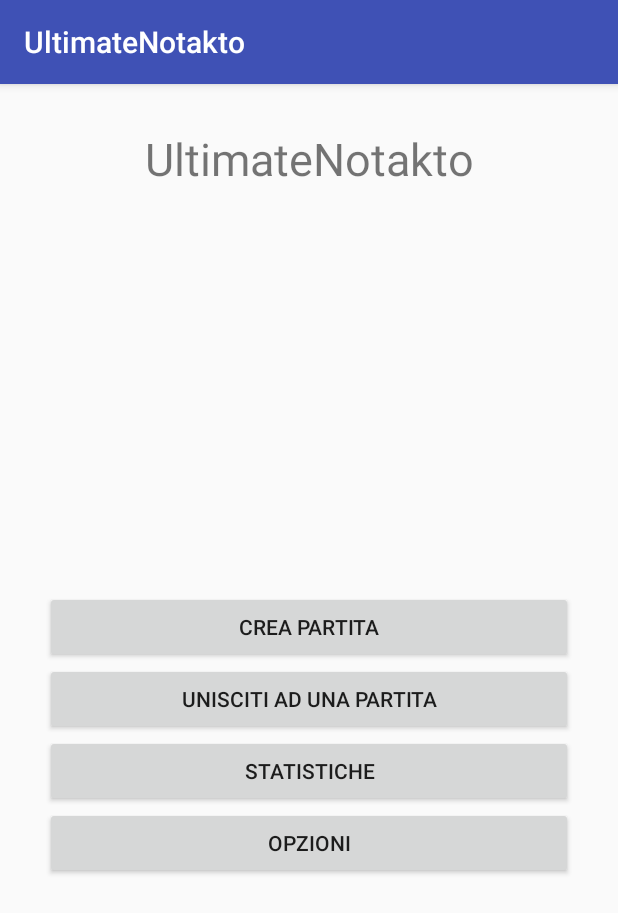
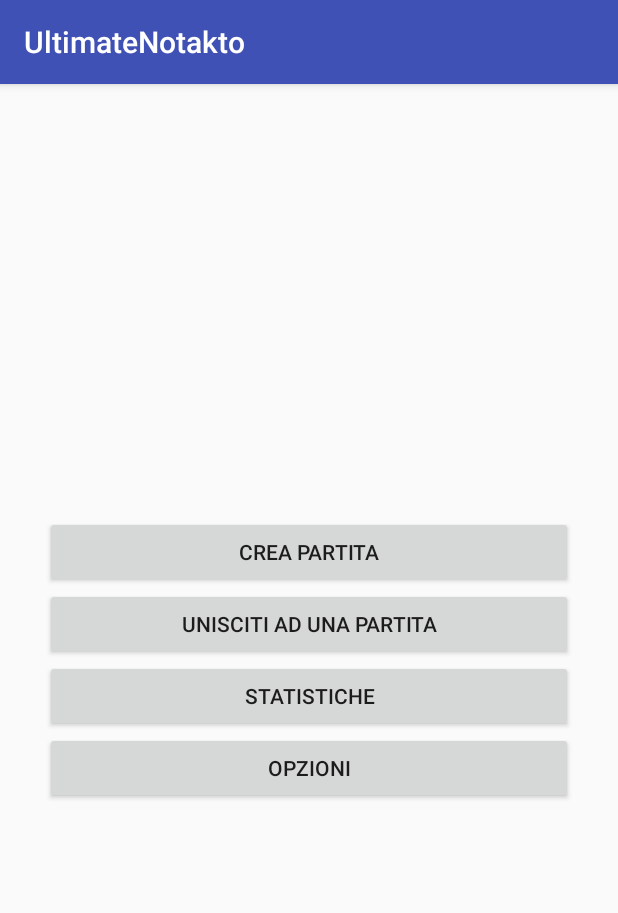
Before and after one commit to beawar/UltimateNotakto, an Android app: the screen it shows after launch (MainActivity), on a phone screen of 412 x 824 dp. Shown: the top 913 px of the screen. Run offline under Robolectric (Android 15) with nearby library versions, the light colour scheme and no system bars.

Commit message:
- implementato il layout templetizzato

```diff
--- a/Android/app/src/main/java/com/example/misterweeman/ultimatenotakto/MainActivity.java
+++ b/Android/app/src/main/java/com/example/misterweeman/ultimatenotakto/MainActivity.java
@@ -1,10 +1,13 @@
 package com.example.misterweeman.ultimatenotakto;
 
+import android.content.Context;
 import android.content.Intent;
 import android.os.Bundle;
 import android.support.v7.app.AppCompatActivity;
 import android.util.Log;
+import android.view.LayoutInflater;
 import android.view.View;
+import android.widget.LinearLayout;
 
 
 public class MainActivity extends AppCompatActivity{
@@ -14,7 +17,11 @@ public class MainActivity extends AppCompatActivity{
     @Override
     protected void onCreate(Bundle savedInstanceState){
         super.onCreate(savedInstanceState);
-        setContentView(R.layout.activity_main);
+        setContentView(R.layout.base_activity);
+
+        LinearLayout layout = (LinearLayout) findViewById(R.id.layout_container);
+        LayoutInflater layoutInflater = (LayoutInflater) this.getSystemService(Context.LAYOUT_INFLATER_SERVICE);
+        layout.addView(layoutInflater.inflate(R.layout.activity_main, layout, false));
 
     }
 
--- a/Android/app/src/main/res/layout/activity_main.xml
+++ b/Android/app/src/main/res/layout/activity_main.xml
@@ -4,15 +4,6 @@
     android:layout_width="match_parent"
     android:layout_height="match_parent"
     android:orientation="vertical">
-
-    <TextView
-        android:id="@+id/mainActivity_title"
-        android:layout_width="match_parent"
-        android:layout_height="100dp"
-        android:text="@string/app_name"
-        android:textAlignment="center"
-        android:gravity="center"
-        android:textSize="30sp" />
 
     <LinearLayout
         android:gravity="center"
--- /dev/null
+++ b/Android/app/src/main/res/layout/base_activity.xml
@@ -0,0 +1,14 @@
+<?xml version="1.0" encoding="utf-8"?>
+<LinearLayout xmlns:android="http://schemas.android.com/apk/res/android"
+    android:orientation="vertical"
+    android:layout_width="match_parent"
+    android:layout_height="match_parent">
+
+    <LinearLayout
+        android:id="@+id/layout_container"
+        android:layout_width="match_parent"
+        android:layout_height="match_parent"
+        android:orientation="vertical"
+        android:layout_weight="1"/>
+
+</LinearLayout>
```
Also changed, not shown: Android/app/src/main/java/com/example/misterweeman/ultimatenotakto/GameActivity.java (+8 -1 lines), Android/app/src/main/java/com/example/misterweeman/ultimatenotakto/GameOptionActivity.java (+8 -1 lines), Android/app/src/main/java/com/example/misterweeman/ultimatenotakto/GameStats.java (+9 -1 lines), Android/app/src/main/java/com/example/misterweeman/ultimatenotakto/Options.java (+9 -1 lines).
